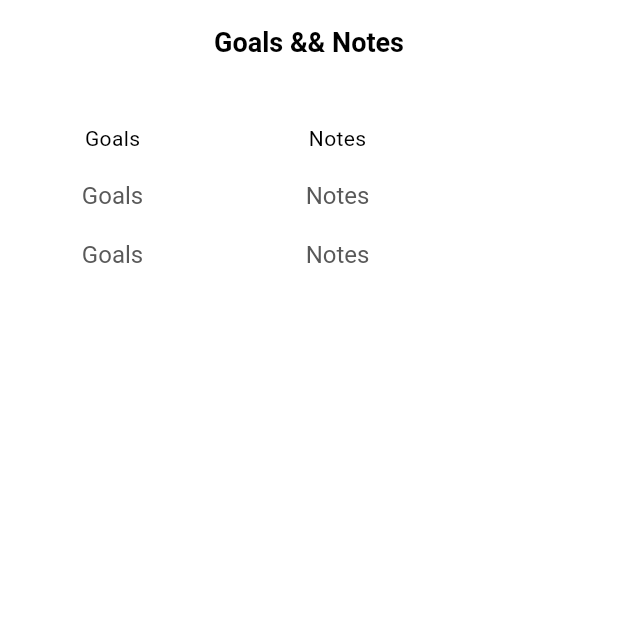
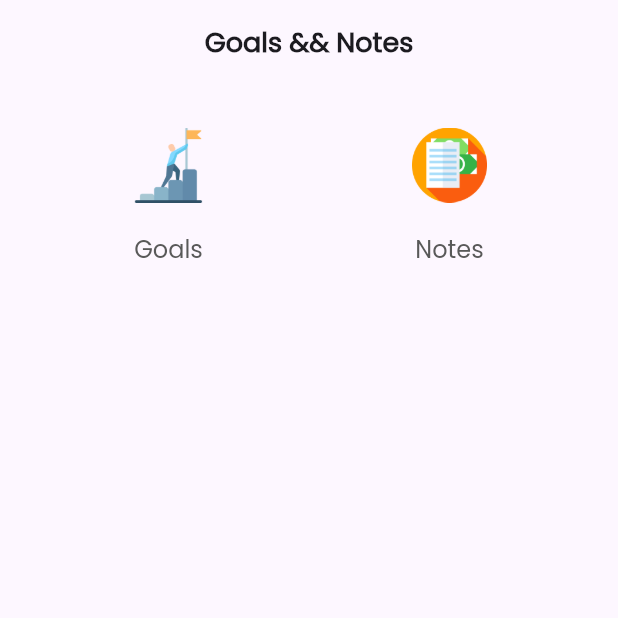
Before and after one commit to RegisSalesRA/flutter_hive_notes, a Flutter app: the screen it shows after launch, on a phone screen of 412 x 824 dp, the top half of it. Run offline on Flutter 3.47's test engine with Material 3 defaults, Android fonts, the light colour scheme and no system bars; our stand-ins replace fl_chart, flutter_local_notifications, flutter_timezone, hive, hive_flutter, timezone; accounts and stored records are empty.

Commit message:
start update app

```diff
--- a/lib/config/app_theme.dart
+++ b/lib/config/app_theme.dart
@@ -15,9 +15,6 @@ class App extends StatefulWidget {
 }
 
 class _AppState extends State<App> {
-  final FlutterLocalNotificationsPlugin flutterLocalNotificationsPlugin =
-      FlutterLocalNotificationsPlugin();
-
   setupNotifications() async {
     await _initalizeNotifications();
   }
@@ -47,21 +44,25 @@ class _AppState extends State<App> {
       title: 'Notes',
       debugShowCheckedModeBanner: false,
       theme: ThemeData(
+        fontFamily: 'Poppins',
         useMaterial3: true,
         // PrimariColors from App css
-        primaryColor: Colors.white,
+        //  primaryColor: Colors.white,
         // Progress Indicator Css
-        progressIndicatorTheme: progressIndicatorTheme(),
+        //  progressIndicatorTheme: progressIndicatorTheme(),
         // Text Css
         textTheme: textThemeConfigLight(),
         // Input Css
-        inputDecorationTheme: inputDecorationThemeConfig(),
+        //  inputDecorationTheme: inputDecorationThemeConfig(),
         // Button css
-        floatingActionButtonTheme: floatingActionButtonThemeData(),
         iconTheme: iconTheme(),
-        colorScheme: ColorScheme.fromSwatch()
-            .copyWith(secondary: ColorsThemeLight.primaryColor)
-            .copyWith(background: Colors.white),
+        colorScheme: ColorScheme.fromSeed(
+          seedColor: Colors.deepPurpleAccent,
+          background: Colors.grey.shade200,
+          error: Colors.red,
+          onError: Colors.red,
+          primary: const Color(0xFFeaddff),
+        ),
       ),
       initialRoute: Routes.initial,
       routes: Routes.list,
--- a/lib/config/theme/float_action_button_theme.dart
+++ /dev/null
@@ -1,8 +0,0 @@
-import 'package:flutter/material.dart';
-import 'package:flutter_hive/config/theme/colors.dart';
-
-FloatingActionButtonThemeData floatingActionButtonThemeData() {
-  return const FloatingActionButtonThemeData(
-    backgroundColor: ColorsThemeLight.primaryColor,
-  );
-}
--- a/lib/config/theme/icon_theme.dart
+++ b/lib/config/theme/icon_theme.dart
@@ -1,6 +1,5 @@
 import 'package:flutter/material.dart';
-import 'package:flutter_hive/config/theme/colors.dart';
 
 IconThemeData? iconTheme() {
-  return const IconThemeData(color: ColorsThemeLight.primaryColor);
+  return const IconThemeData(color: Color(0xFF6F6EFF));
 }
--- a/lib/config/theme/theme.dart
+++ b/lib/config/theme/theme.dart
@@ -1,4 +1,4 @@
-export './float_action_button_theme.dart';
+
 export './icon_theme.dart';
 export './input_decoration_theme.dart';
 export './progress_indicator_theme.dart';
--- a/lib/routes/routes.dart
+++ b/lib/routes/routes.dart
@@ -8,7 +8,7 @@ class Routes {
   static Map<String, Widget Function(BuildContext)> list =
       <String, WidgetBuilder>{
     '/': (context) => const HomeView(),
-    '/notes/': (context) => const NotesView(),
+    '/notes': (context) => const NotesView(),
     '/notes/complete': (context) => const CompleteNoteScreen(),
     '/notes/chart': (context) => const CompleteNotesChartScreen(),
   };
--- a/lib/screens/home_view/home_view.dart
+++ b/lib/screens/home_view/home_view.dart
@@ -21,42 +21,25 @@ class HomeView extends StatelessWidget {
         child: Column(
           children: [
             Row(
+              mainAxisAlignment: MainAxisAlignment.spaceEvenly,
               children: [
-                Container(
+                GestureDetector(
+                  onTap: () => Navigator.of(context).pushNamed(Routes.notes),
                   child: const ContainerWidget(
-                    describe: "Goals",
                     title: "Goals",
-                    icon: "Goals",
+                    icon: 'assets/images/icons/objetivo.png',
                   ),
                 ),
                 GestureDetector(
                   onTap: () => Navigator.of(context).pushNamed(Routes.notes),
                   child: const ContainerWidget(
-                    describe: "Notes",
                     title: "Notes",
-                    icon: "Notes",
+                    icon: 'assets/images/icons/taxa.png',
                   ),
                 ),
               ],
             ),
-            Row(
-              children: [
-                Container(
-                  child: const ContainerWidget(
-                    describe: "",
-                    title: "",
-                    icon: "",
-                  ),
-                ),
-                Container(
-                  child: const ContainerWidget(
-                    describe: "",
-                    title: "",
-                    icon: "",
-                  ),
-                ),
-              ],
-            ),
+            const SizedBox()
           ],
         ),
       ),
--- a/lib/screens/notes/notes_screen.dart
+++ b/lib/screens/notes/notes_screen.dart
@@ -2,10 +2,8 @@ import 'dart:async';
 
 import 'package:flutter/foundation.dart';
 import 'package:flutter/material.dart';
-import 'package:flutter_hive/config/theme/colors.dart';
 import 'package:flutter_hive/routes/routes.dart';
 import 'package:hive_flutter/hive_flutter.dart';
-
 
 import '../../models/note.dart';
 import '../../widgets/widget.dart';
@@ -45,6 +43,7 @@ class NotesViewState extends State<NotesView> {
       child: Scaffold(
           resizeToAvoidBottomInset: false,
           floatingActionButton: FloatingActionButton(
+            shape: const CircleBorder(),
             onPressed: () {
               Navigator.of(context).push(MaterialPageRoute(
                   builder: (context) => const NoteForm(
@@ -64,7 +63,6 @@ class NotesViewState extends State<NotesView> {
             title: "Notes",
             widgetAction: Row(children: [
               IconButton(
-                color: ColorsThemeLight.primaryColor,
                 icon: const Icon(
                   Icons.refresh,
                   size: 30,
--- a/lib/shared/appbar_widget.dart
+++ b/lib/shared/appbar_widget.dart
@@ -16,14 +16,11 @@ class AppBarWidget extends StatelessWidget implements PreferredSizeWidget {
   @override
   Widget build(BuildContext context) {
     return AppBar(
-      foregroundColor: Colors.grey.shade400,
       automaticallyImplyLeading: automaticallyImplyLeading!,
       elevation: 0,
-      backgroundColor: Colors.transparent,
       centerTitle: true,
       title: Text(
         title!,
-        style: Theme.of(context).textTheme.displayLarge,
       ),
       actions: [widgetAction!],
     );
--- a/lib/shared/popup_menu_button_widget.dart
+++ b/lib/shared/popup_menu_button_widget.dart
@@ -1,7 +1,4 @@
 import 'package:flutter/material.dart';
-
-import '../../config/theme/theme.dart';
-
 
 class PopupMenuButtonWidget extends StatelessWidget {
   final void Function(int) onSelected;
@@ -13,7 +10,6 @@ class PopupMenuButtonWidget extends StatelessWidget {
         iconSize: 30,
         icon: const Icon(
           Icons.more_vert,
-          color: ColorsThemeLight.primaryColor,
         ),
         onSelected: onSelected,
         itemBuilder: (BuildContext bc) {
--- a/lib/widgets/container_widget.dart
+++ b/lib/widgets/container_widget.dart
@@ -3,12 +3,7 @@ import 'package:flutter/material.dart';
 class ContainerWidget extends StatelessWidget {
   final String? icon;
   final String? title;
-  final String? describe;
-  const ContainerWidget(
-      {super.key,
-      required this.icon,
-      required this.describe,
-      required this.title});
+  const ContainerWidget({super.key, required this.icon, required this.title});
 
   @override
   Widget build(BuildContext context) {
@@ -23,23 +18,16 @@ class ContainerWidget extends StatelessWidget {
           crossAxisAlignment: CrossAxisAlignment.center,
           mainAxisAlignment: MainAxisAlignment.spaceEvenly,
           children: [
-            /**
-             Image.asset(
+            Image.asset(
               icon!,
               height: 50,
-            )
-             */
-            Text(icon.toString()),
+            ),
             Center(
               child: Text(
                 title!,
                 style: Theme.of(context).textTheme.headlineMedium,
               ),
             ),
-            Text(
-              describe!,
-              style: Theme.of(context).textTheme.headlineMedium,
-            ),
           ]),
     );
   }
```
Also changed, not shown: assets/fonts/Poppins-Regular.ttf (added), assets/images/file3.dart (deleted), assets/images/icons/file.dart (deleted), assets/images/icons/objetivo.png (added), assets/images/icons/taxa.png (added).
